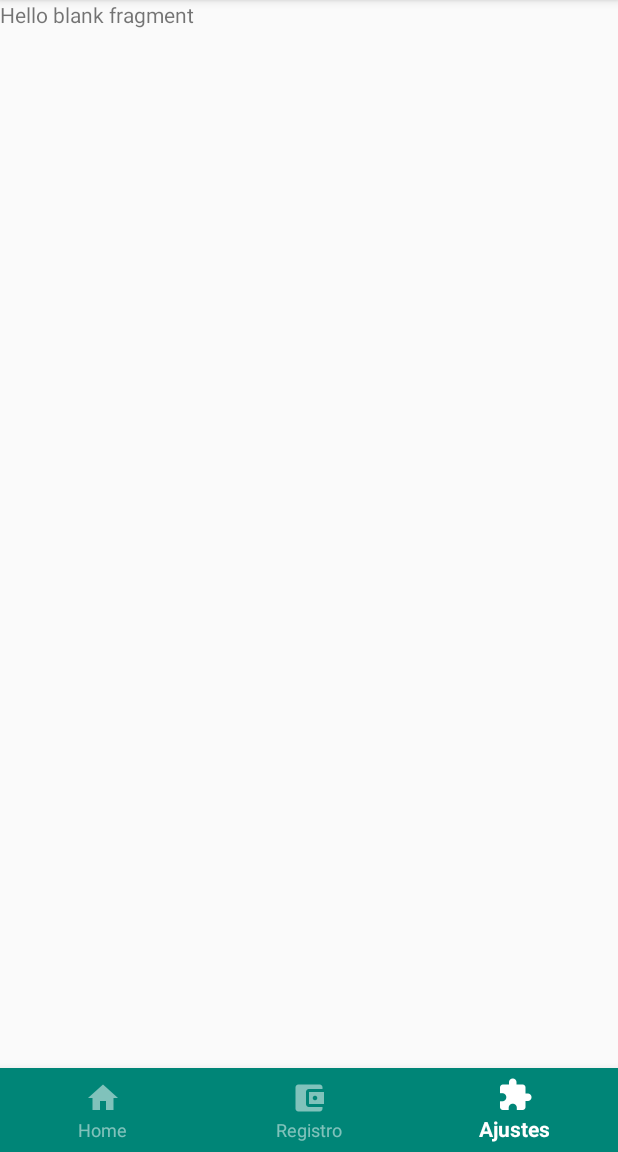
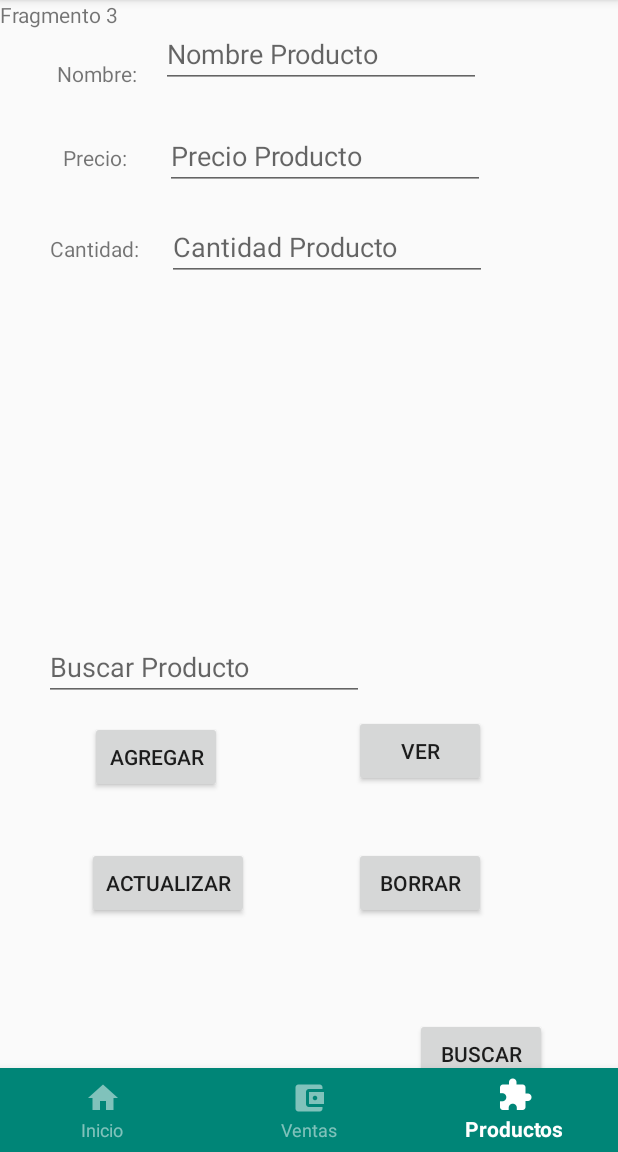
Before and after one commit to 6N5tr/PandaPanaderia, an Android app: the screen it shows after launch (MainActivity), item 3 of the bottom bar chosen, on a phone screen of 412 x 824 dp, the part 84-1236 px from its top. Run offline under Robolectric (Android 15) with nearby library versions, the phone set to English and light mode, and no system bars.

Commit message:
Agregado Interfaz Productos

```diff
--- a/app/src/main/java/com/example/asemb/pandapanaderia/MainActivity.kt
+++ b/app/src/main/java/com/example/asemb/pandapanaderia/MainActivity.kt
@@ -7,8 +7,10 @@ import kotlinx.android.synthetic.main.activity_main.*
 
 class MainActivity : AppCompatActivity() {
 
+    var menuinicio=0
 
     val manager = this.supportFragmentManager
+
 
     private val mOnNavigationItemSelectedListener = BottomNavigationView.OnNavigationItemSelectedListener { item ->
         when (item.itemId) {
@@ -34,9 +36,25 @@ class MainActivity : AppCompatActivity() {
     override fun onCreate(savedInstanceState: Bundle?) {
         super.onCreate(savedInstanceState)
         setContentView(R.layout.activity_main)
+
+        if (menuinicio ===0) {
+            createFragmenteHome()
+            menuinicio=1
+        }
+
         main_nav.setOnNavigationItemSelectedListener(mOnNavigationItemSelectedListener)
     }
 
+    override fun onBackPressed() {
+        super.onBackPressed()
+        createFragmenteHome()
+        if(main_nav.getMenu().findItem(R.id.nav_home).isChecked()){
+            //finish();
+            moveTaskToBack(true);
+        }else{
+            main_nav.selectedItemId=R.id.nav_home
+        }
+    }
     fun createFragmenteHome()
     {
         val trans = manager.beginTransaction()
--- a/app/src/main/res/layout/fragment_home.xml
+++ b/app/src/main/res/layout/fragment_home.xml
@@ -9,7 +9,7 @@
     <TextView
             android:layout_width="match_parent"
             android:layout_height="match_parent"
-            android:text="@string/hello_blank_fragment"/>
+            android:text="@string/frg1"/>
 
 
 
--- a/app/src/main/res/layout/fragment_home2.xml
+++ /dev/null
@@ -1,14 +0,0 @@
-<?xml version="1.0" encoding="utf-8"?>
-<FrameLayout xmlns:android="http://schemas.android.com/apk/res/android"
-             xmlns:tools="http://schemas.android.com/tools"
-             android:layout_width="match_parent"
-             android:layout_height="match_parent"
-             tools:context=".HomeFragment">
-
-    <!-- TODO: Update blank fragment layout -->
-    <TextView
-            android:layout_width="match_parent"
-            android:layout_height="match_parent"
-            android:text="@string/hello_blank_fragment"/>
-
-</FrameLayout>
--- a/app/src/main/res/layout/fragment_productos.xml
+++ b/app/src/main/res/layout/fragment_productos.xml
@@ -9,6 +9,92 @@
     <TextView
             android:layout_width="match_parent"
             android:layout_height="match_parent"
-            android:text="@string/hello_blank_fragment"/>
+            android:text="@string/frg3"/>
+    <RelativeLayout
+            android:layout_width="match_parent"
+            android:layout_height="match_parent">
+
+        <EditText
+                android:layout_width="wrap_content"
+                android:layout_height="wrap_content"
+                android:inputType="textPersonName"
+                android:ems="10"
+                android:layout_alignParentStart="true" android:layout_marginStart="111dp"
+                android:layout_alignParentTop="true" android:id="@+id/eTCPro" android:layout_marginTop="142dp"
+                android:hint="Cantidad Producto"/>
+        <EditText
+                android:layout_width="wrap_content"
+                android:layout_height="wrap_content"
+                android:inputType="textPersonName"
+                android:ems="10"
+                android:layout_alignParentStart="true" android:layout_marginStart="29dp"
+                android:layout_alignParentTop="true" android:id="@+id/eTCPro2" android:layout_marginTop="422dp"
+                android:hint="Buscar Producto"/>
+        <TextView
+                android:text="@string/NPro"
+                android:layout_width="wrap_content"
+                android:layout_height="wrap_content" android:id="@+id/tvNombreProducto"
+                android:layout_alignParentStart="true"
+                android:layout_marginStart="38dp" android:layout_alignParentTop="true" android:layout_marginTop="39dp"/>
+        <TextView
+                android:layout_width="wrap_content"
+                android:layout_height="wrap_content" android:id="@+id/tvPrecio" android:layout_alignParentStart="true"
+                android:layout_marginStart="42dp" android:layout_alignParentTop="true" android:layout_marginTop="95dp"
+                android:text="@string/PPro"/>
+        <TextView
+                android:layout_width="wrap_content"
+                android:layout_height="wrap_content" android:id="@+id/tvCantidadProducto"
+                android:layout_alignParentStart="true"
+                android:layout_marginStart="33dp" android:layout_alignParentTop="true" android:layout_marginTop="156dp"
+                android:text="@string/CPro"/>
+        <EditText
+                android:layout_width="wrap_content"
+                android:layout_height="wrap_content"
+                android:inputType="textPersonName"
+                android:ems="10"
+                android:layout_alignParentStart="true" android:layout_marginStart="107dp"
+                android:layout_alignParentTop="true" android:id="@+id/eTNPro" android:layout_marginTop="13dp"
+                android:hint="Nombre Producto"/>
+        <EditText
+                android:layout_width="wrap_content"
+                android:layout_height="wrap_content"
+                android:inputType="textPersonName"
+                android:ems="10"
+                android:layout_alignParentStart="true" android:layout_marginStart="110dp"
+                android:layout_alignParentTop="true" android:id="@+id/eTPPro" android:layout_marginTop="81dp"
+                android:hint="Precio Producto"/>
+        <Button
+                android:text="@string/AgrePro"
+                android:layout_width="wrap_content"
+                android:layout_height="wrap_content" android:layout_alignParentStart="true"
+                android:layout_marginStart="60dp" android:layout_alignParentBottom="true"
+                android:id="@+id/btAgregarProducto"
+                android:layout_marginBottom="239dp"/>
+        <Button
+                android:text="@string/VerPro"
+                android:layout_width="wrap_content"
+                android:layout_height="wrap_content" android:layout_alignParentStart="true"
+                android:layout_marginStart="236dp" android:layout_alignParentBottom="true"
+                android:id="@+id/btVerProductos"
+                android:layout_marginBottom="243dp"/>
+        <Button
+                android:text="@string/ActuPro"
+                android:layout_width="wrap_content"
+                android:layout_height="wrap_content" android:layout_alignParentBottom="true" android:id="@+id/btActualizarProducto"
+                android:layout_alignStart="@+id/tvPrecio" android:layout_marginBottom="155dp"
+                android:layout_marginStart="16dp"/>
+        <Button
+                android:text="@string/BorrPro"
+                android:layout_width="wrap_content"
+                android:layout_height="wrap_content" android:layout_alignBottom="@+id/btActualizarProducto"
+                android:layout_alignEnd="@+id/btVerProductos" android:id="@+id/btEliminarProducto"/>
+        <Button
+                android:text="@string/BusPro"
+                android:layout_width="wrap_content"
+                android:layout_height="wrap_content" android:layout_alignParentEnd="true"
+                android:layout_marginEnd="47dp" android:layout_alignParentBottom="true"
+                android:id="@+id/btBuscarProducto"
+                android:layout_marginBottom="41dp"/>
+    </RelativeLayout>
 
 </FrameLayout>
--- a/app/src/main/res/layout/fragment_ventas.xml
+++ b/app/src/main/res/layout/fragment_ventas.xml
@@ -9,6 +9,6 @@
     <TextView
             android:layout_width="match_parent"
             android:layout_height="match_parent"
-            android:text="@string/hello_blank_fragment"/>
+            android:text="@string/frg2"/>
 
 </FrameLayout>
--- a/app/src/main/res/menu/navigation.xml
+++ b/app/src/main/res/menu/navigation.xml
@@ -1,11 +1,11 @@
 <?xml version="1.0" encoding="utf-8"?>
 <menu xmlns:app="http://schemas.android.com/apk/res-auto" xmlns:android="http://schemas.android.com/apk/res/android">
 
-    <item android:title="Home" android:icon="@drawable/ic_home_grey600_18dp"
+    <item android:title="Inicio" android:icon="@drawable/ic_home_grey600_18dp"
           android:id="@+id/nav_home" />
-    <item android:title="Registro" android:icon="@drawable/ic_account_balance_wallet_grey600_18dp"
+    <item android:title="Ventas" android:icon="@drawable/ic_account_balance_wallet_grey600_18dp"
           android:id="@+id/nav_ventas"/>
-    <item android:title="Ajustes" android:icon="@drawable/ic_extension_grey600_18dp"
+    <item android:title="Productos" android:icon="@drawable/ic_extension_grey600_18dp"
           android:id="@+id/nav_productos"/>
 
 
--- a/app/src/main/res/values/colors.xml
+++ b/app/src/main/res/values/colors.xml
@@ -3,7 +3,6 @@
     <color name="colorPrimary">#008577</color>
     <color name="colorPrimaryDark">#00574B</color>
     <color name="colorAccent">#D81B60</color>
-
     <color name="colorWhite">#ffffff</color>
     <color name="colorWhiteTrans">#80ffffff</color>
 </resources>
--- a/app/src/main/res/values/strings.xml
+++ b/app/src/main/res/values/strings.xml
@@ -2,5 +2,26 @@
     <string name="app_name">PandaPanaderia</string>
 
     <!-- TODO: Remove or change this placeholder text -->
-    <string name="hello_blank_fragment">Hello blank fragment</string>
+    <string name="frg1">Fragmento 1</string>
+    <string name="frg2">Fragmento 2</string>
+    <string name="frg3">Fragmento 3</string>
+    <string name="intro">Hello</string>
+
+
+    //TextViews Fragmento Producto
+    <string name="NPro">Nombre:</string>
+    <string name="PPro">Precio:</string>
+    <string name="CPro">Cantidad:</string>
+
+
+
+    //Botones Fragmento Producto
+    <string name="AgrePro">Agregar</string>
+    <string name="VerPro">Ver</string>
+    <string name="ActuPro">Actualizar</string>
+    <string name="BorrPro">Borrar</string>
+    <string name="BusPro">Buscar</string>
+
+
+
 </resources>
```
